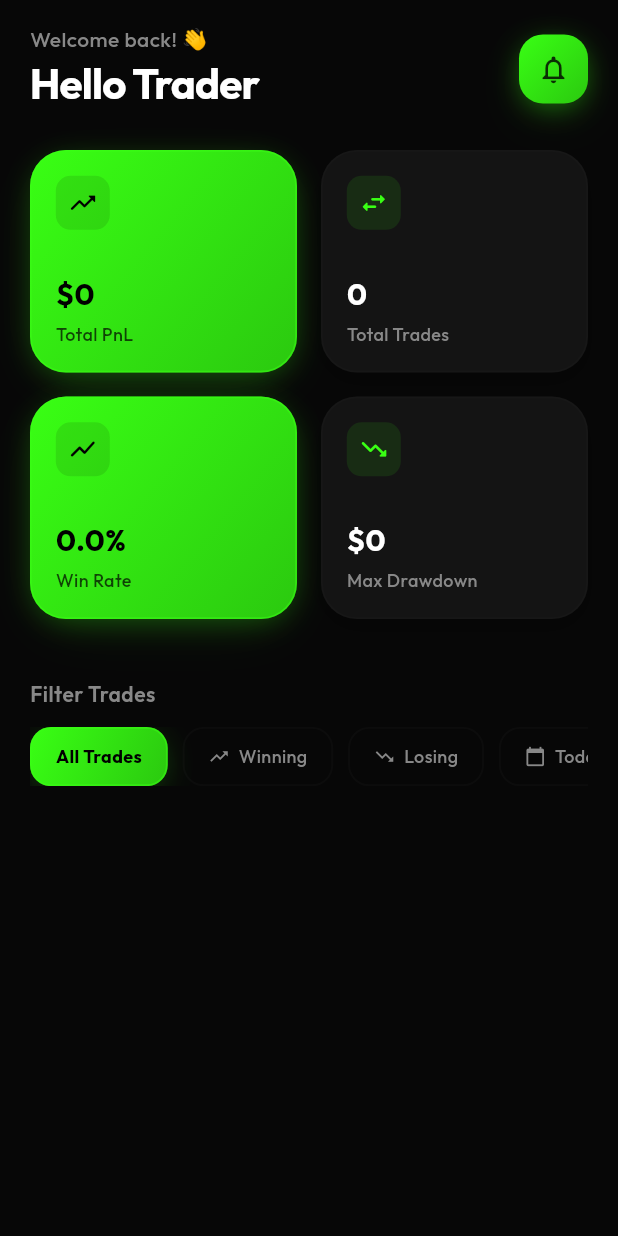
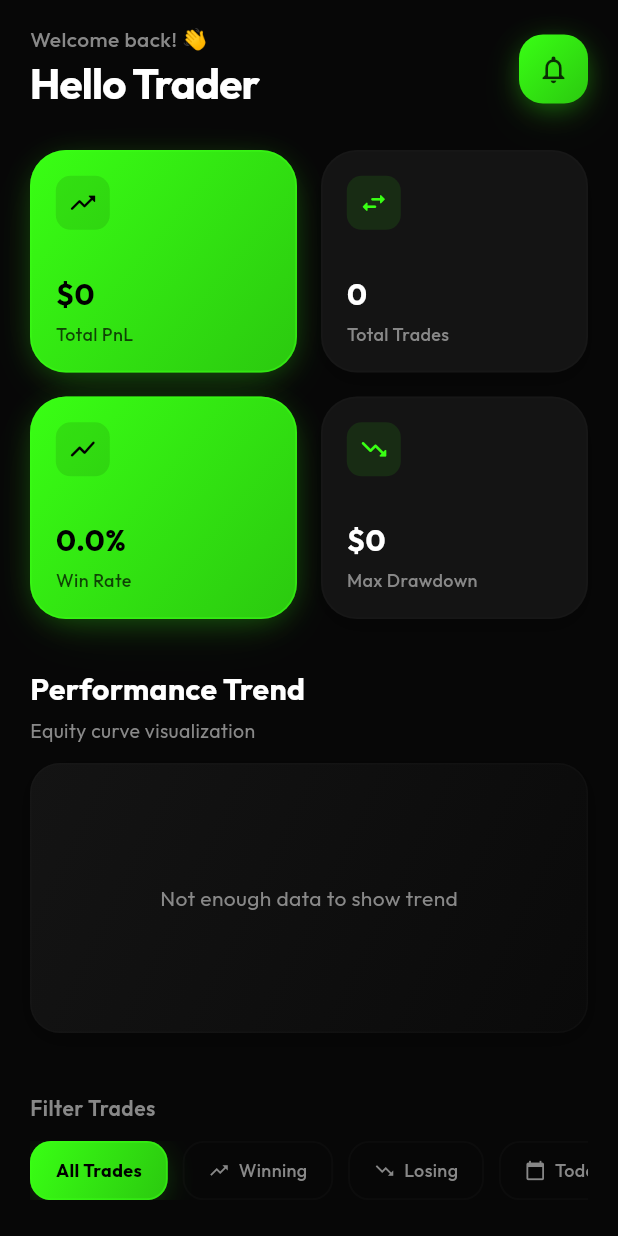
Before and after one commit to GlorysID/jurnal_mobile, a Flutter app: the HomeOverviewView screen opened directly, on a phone screen of 412 x 824 dp. Run offline on Flutter 3.47's test engine with Material 3 defaults, Android fonts, the phone set to English and light mode, and no system bars; our stand-ins replace file_picker, fl_chart, flutter_riverpod, google_fonts, image_picker, isar and 1 more; accounts and stored records are empty; generated files the repository leaves out were written again; network calls fail.

Commit message:
Update: Added Performance Trend chart and bumped version to 1.1.0

```diff
--- a/lib/presentation/screens/home_overview_view.dart
+++ b/lib/presentation/screens/home_overview_view.dart
@@ -7,6 +7,7 @@ import '../providers/trade_provider.dart';
 import '../../core/routing/app_router.dart';
 import '../../domain/entities/trade_filter.dart';
 import '../widgets/section_header.dart';
+import '../widgets/performance_trend_chart.dart';
 import '../../core/theme/app_theme.dart';
 
 class HomeOverviewView extends ConsumerWidget {
@@ -127,6 +128,20 @@ class HomeOverviewView extends ConsumerWidget {
                       isHighlight: false,
                     ),
                   ],
+                ),
+              ),
+              const SizedBox(height: 32),
+
+              // Performance Trend Section
+              SectionHeader(
+                title: 'Performance Trend',
+                subtitle: 'Equity curve visualization',
+              ),
+              const SizedBox(height: 12),
+              Padding(
+                padding: const EdgeInsets.symmetric(horizontal: 20),
+                child: PerformanceTrendChart(
+                  equityCurve: analytics.equityCurve,
                 ),
               ),
               const SizedBox(height: 40),
--- /dev/null
+++ b/lib/presentation/widgets/performance_trend_chart.dart
@@ -0,0 +1,111 @@
+import 'package:fl_chart/fl_chart.dart';
+import 'package:flutter/material.dart';
+import '../../core/theme/app_theme.dart';
+
+class PerformanceTrendChart extends StatelessWidget {
+  final List<double> equityCurve;
+
+  const PerformanceTrendChart({super.key, required this.equityCurve});
+
+  @override
+  Widget build(BuildContext context) {
+    if (equityCurve.length < 2) {
+      return Container(
+        height: 180,
+        decoration: AppTheme.getCardDecoration(),
+        child: const Center(
+          child: Text(
+            'Not enough data to show trend',
+            style: TextStyle(color: AppTheme.textSecondary),
+          ),
+        ),
+      );
+    }
+
+    final List<FlSpot> spots = [];
+    for (int i = 0; i < equityCurve.length; i++) {
+      spots.add(FlSpot(i.toDouble(), equityCurve[i]));
+    }
+
+    return Container(
+      height: 220,
+      width: double.infinity,
+      decoration: AppTheme.getCardDecoration(),
+      padding: const EdgeInsets.fromLTRB(8, 24, 20, 12),
+      child: LineChart(
+        LineChartData(
+          gridData: FlGridData(
+            show: true,
+            drawVerticalLine: false,
+            getDrawingHorizontalLine: (value) {
+              return FlLine(
+                color: AppTheme.borderColor.withValues(alpha: 0.1),
+                strokeWidth: 1,
+              );
+            },
+          ),
+          titlesData: const FlTitlesData(
+            show: true,
+            rightTitles: AxisTitles(sideTitles: SideTitles(showTitles: false)),
+            topTitles: AxisTitles(sideTitles: SideTitles(showTitles: false)),
+            bottomTitles: AxisTitles(sideTitles: SideTitles(showTitles: false)),
+            leftTitles: AxisTitles(
+              sideTitles: SideTitles(
+                showTitles: true,
+                reservedSize: 45,
+                interval: 1000,
+                getTitlesWidget: leftTitleWidgets,
+              ),
+            ),
+          ),
+          borderData: FlBorderData(show: false),
+          minX: 0,
+          maxX: (equityCurve.length - 1).toDouble(),
+          lineBarsData: [
+            LineChartBarData(
+              spots: spots,
+              isCurved: true,
+              gradient: AppTheme.accentGradient,
+              barWidth: 3,
+              isStrokeCapRound: true,
+              dotData: const FlDotData(show: false),
+              belowBarData: BarAreaData(
+                show: true,
+                gradient: LinearGradient(
+                  colors: [
+                    AppTheme.accentColor.withValues(alpha: 0.2),
+                    AppTheme.accentColor.withValues(alpha: 0),
+                  ],
+                  begin: Alignment.topCenter,
+                  end: Alignment.bottomCenter,
+                ),
+              ),
+            ),
+          ],
+        ),
+      ),
+    );
+  }
+
+  static Widget leftTitleWidgets(double value, TitleMeta meta) {
+    const style = TextStyle(
+      color: AppTheme.textSecondary,
+      fontWeight: FontWeight.bold,
+      fontSize: 10,
+    );
+    String text;
+    if (value >= 1000) {
+      text = '${(value / 1000).toStringAsFixed(1)}k';
+    } else if (value <= -1000) {
+      text = '${(value / 1000).toStringAsFixed(1)}k';
+    } else {
+      text = value.toInt().toString();
+    }
+
+    return SideTitleWidget(
+      meta: meta,
+      space: 8,
+      child: Text(text, style: style, textAlign: TextAlign.left),
+    );
+  }
+}
--- a/pubspec.yaml
+++ b/pubspec.yaml
@@ -16,7 +16,7 @@ publish_to: 'none' # Remove this line if you wish to publish to pub.dev
 # https://developer.apple.com/library/archive/documentation/General/Reference/InfoPlistKeyReference/Articles/CoreFoundationKeys.html
 # In Windows, build-name is used as the major, minor, and patch parts
 # of the product and file versions while build-number is used as the build suffix.
-version: 1.0.0+1
+version: 1.1.0+2
 
 environment:
   sdk: ^3.9.0
--- a/version.json
+++ b/version.json
@@ -1,6 +1,6 @@
 {
-  "version": "1.0.0",
-  "buildNumber": "1",
+  "version": "1.1.0",
+  "buildNumber": "2",
   "downloadUrl": "https://github.com/GlorysID/jurnal_mobile/releases",
-  "releaseNotes": "Initial premium release with Cyber-Dark UI."
+  "releaseNotes": "Performance Trend Chart added & UI optimizations."
 }
```
